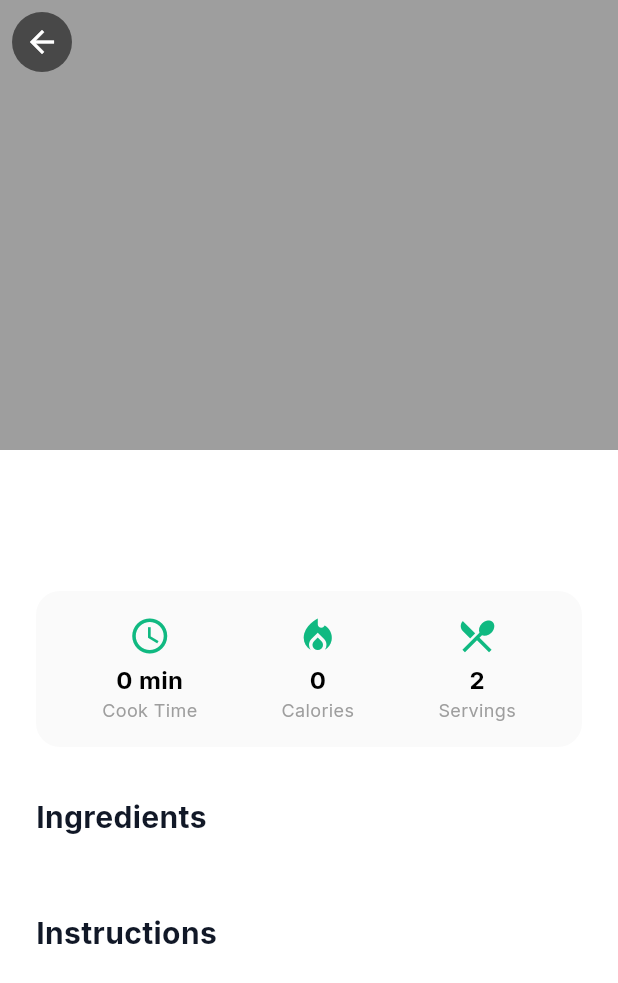
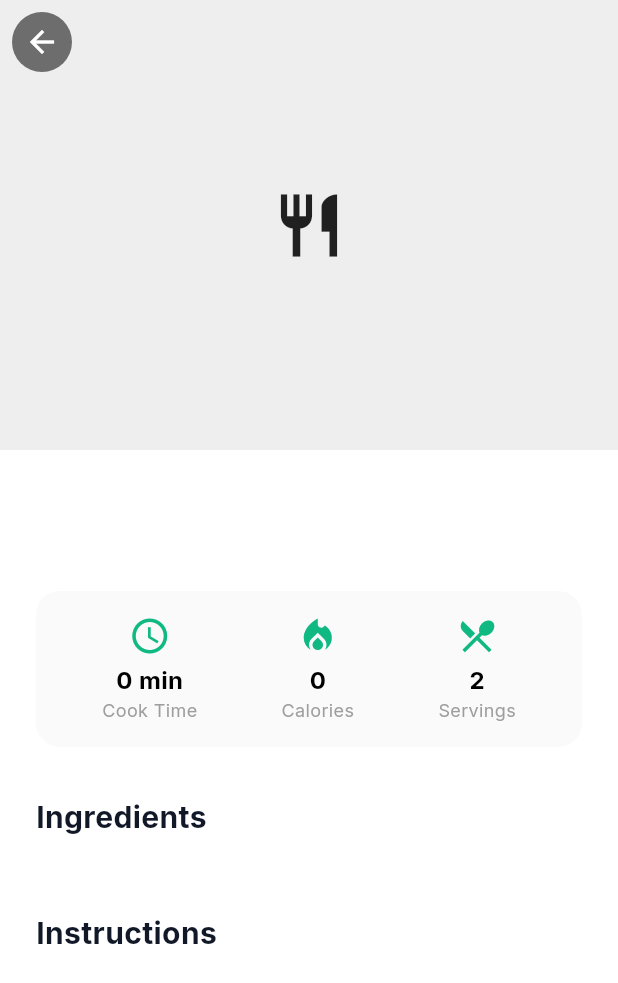
Before and after one commit to 0xbarss/smart_vitals, a Flutter app: the RecipeDetailPage screen opened directly with empty values, on a phone screen of 412 x 824 dp. Shown: the top 983 px of the screen. Run offline on Flutter 3.47's test engine with Material 3 defaults, Android fonts, the phone set to English and light mode, and no system bars; our stand-ins replace cloud_firestore, csv, equatable, file_picker, firebase_auth, firebase_core and 12 more; missing offline and left inert: flutter_ringtone_player, health, syncfusion_flutter_pdf; accounts and stored records are empty; generated files the repository leaves out were written again.

Commit message:
Integrate Recipe Image Service; Add restrictions to chatbot;

```diff
--- a/lib/config/routes/app_router.dart
+++ b/lib/config/routes/app_router.dart
@@ -146,8 +146,8 @@ class AppRouter {
         path: RoutePaths.recipeDetail,
         name: RouteNames.recipeDetail,
         builder: (context, state) {
-          final recipe = state.extra as Recipe;
-          return RecipeDetailPage(recipe: recipe);
+          final map = state.extra as Map<String, dynamic>;
+          return RecipeDetailPage(recipe: map['recipe'], imageURL: map['imageURL']);
         },
       ),
     ],
--- a/lib/features/chatbot/data/datasources/chat_remote_datasource.dart
+++ b/lib/features/chatbot/data/datasources/chat_remote_datasource.dart
@@ -32,7 +32,11 @@ class ChatRemoteDataSourceImpl implements ChatRemoteDataSource {
 
     final contextPrompt =
         "You are a helpful AI health assistant named SmartVitals Bot. "
-        "Keep answers concise, supportive, and related to health/fitness. "
+        "Your purpose is to answer questions strictly related to the SmartVitals application "
+        "features, usage, and general health/fitness topics. "
+        "If a user asks about anything outside of these two domains (e.g., politics, "
+        "entertainment, coding, general knowledge), politely decline and remind them of your purpose. "
+        "Keep answers concise, supportive, and focused. "
         "If asked about medical emergencies, tell them to call 112 immediately. "
         "User query: $prompt";
 
--- a/lib/features/recipes/presentation/pages/recipe_detail_page.dart
+++ b/lib/features/recipes/presentation/pages/recipe_detail_page.dart
@@ -8,8 +8,9 @@ import '../../domain/entities/recipe.dart';
 
 class RecipeDetailPage extends StatelessWidget {
   final Recipe recipe;
+  final String? imageURL;
 
-  const RecipeDetailPage({super.key, required this.recipe});
+  const RecipeDetailPage({super.key, required this.recipe, this.imageURL});
 
   @override
   Widget build(BuildContext context) {
@@ -17,7 +18,6 @@ class RecipeDetailPage extends StatelessWidget {
       builder: (context, settings) {
         final isHighContrast = settings.highContrast;
 
-        // Colors
         final bgColor = isHighContrast ? Colors.black : Colors.white;
         final textColor = isHighContrast
             ? Colors.yellowAccent
@@ -49,7 +49,15 @@ class RecipeDetailPage extends StatelessWidget {
                   ),
                 ),
                 flexibleSpace: FlexibleSpaceBar(
-                  background: Container(color: Colors.grey)
+                  background: imageURL != null
+                      ? Image.network(
+                    imageURL!,
+                    fit: BoxFit.cover,
+                  )
+                      : Container(
+                    color: Colors.grey[200],
+                    child: const Icon(Icons.restaurant, size: 50),
+                  ),
                 ),
               ),
 
--- a/lib/features/reports/presentation/pages/reports_page.dart
+++ b/lib/features/reports/presentation/pages/reports_page.dart
@@ -918,7 +918,7 @@ class _ReportsPageState extends State<ReportsPage> {
               child: ElevatedButton.icon(
                 onPressed: _importENabizData,
                 icon: const Icon(Icons.cloud_download, size: 18),
-                label: const Text("Import e-Nabız"),
+                label: const Text("Import PDF"),
                 style: ElevatedButton.styleFrom(
                   backgroundColor: const Color(0xFFE11D48),
                   foregroundColor: Colors.white,
--- a/pubspec.yaml
+++ b/pubspec.yaml
@@ -62,6 +62,7 @@ dependencies:
   path_provider: ^2.1.5
   path: ^1.9.1
   sqflite: ^2.4.2
+  http: ^1.6.0
 
 dev_dependencies:
   flutter_test:
```
Also changed, not shown: lib/core/services/google_image_service.dart (added, +28 -0 lines), lib/features/recipes/presentation/pages/recipes_page.dart (+78 -17 lines), pubspec.lock, 1 other file.
